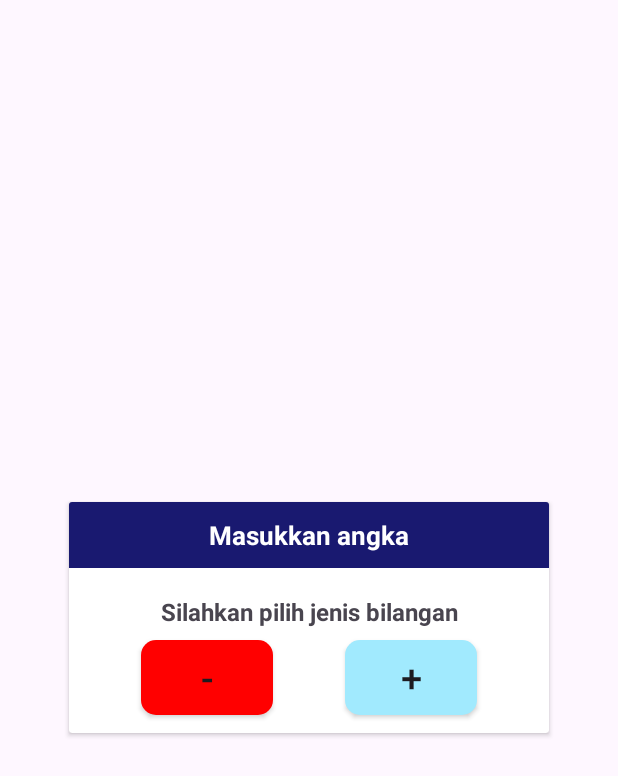
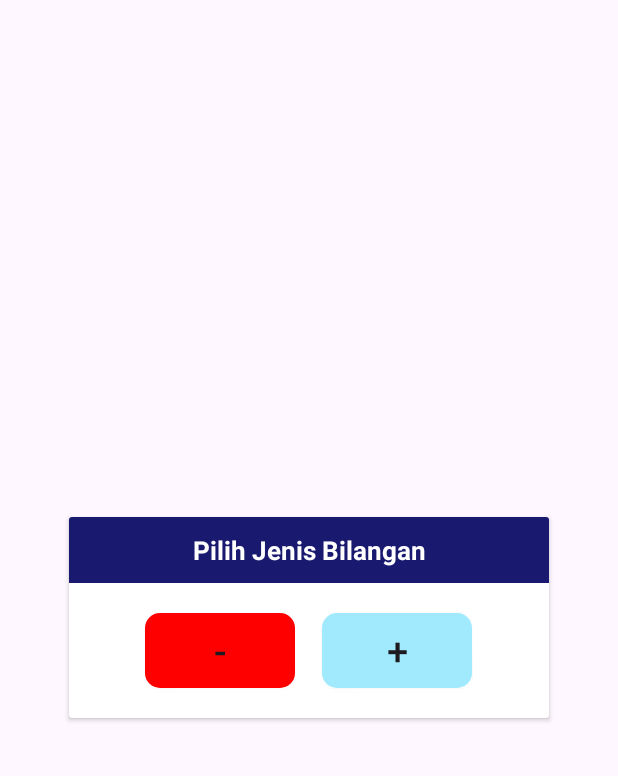
Before and after one commit to Boy-Brahmanda03/LearningApps, an Android app: the layout choose_layout.xml on its own in the app's theme, with its tools: preview values and no code run, on a phone screen of 412 x 824 dp. Shown: the top 776 px of the screen. Run offline under Robolectric (Android 15) with nearby library versions, the phone set to English and light mode, and no system bars.

Commit message:
Update alert dialog design & edit string.xml value

```diff
--- a/app/src/main/res/layout/choose_layout.xml
+++ b/app/src/main/res/layout/choose_layout.xml
@@ -1,6 +1,7 @@
 <?xml version="1.0" encoding="utf-8"?>
 <androidx.cardview.widget.CardView xmlns:android="http://schemas.android.com/apk/res/android"
     xmlns:app="http://schemas.android.com/apk/res-auto"
+    xmlns:tools="http://schemas.android.com/tools"
     android:id="@+id/layoutDialog"
     android:layout_width="320dp"
     android:layout_height="wrap_content"
@@ -17,7 +18,7 @@
             android:layout_height="match_parent"
             android:background="@color/blue"
             android:padding="10dp"
-            android:text="@string/masukkan_angka"
+            android:text="@string/silahkan_masukan_jenis_angka"
             android:textAlignment="center"
             android:textColor="@color/white"
             android:textSize="17sp"
@@ -25,46 +26,38 @@
             app:layout_constraintEnd_toEndOf="parent"
             app:layout_constraintTop_toTopOf="parent" />
 
-        <TextView
-            android:id="@+id/textMessage"
-            android:layout_width="match_parent"
-            android:layout_height="match_parent"
-            android:layout_marginTop="18dp"
-            android:layout_marginBottom="40dp"
-            android:paddingBottom="30dp"
-            android:text="@string/silahkan_masukan_jenis_angka"
-            android:textAlignment="center"
-            android:textSize="16sp"
-            android:textStyle="bold"
-            app:layout_constraintBottom_toBottomOf="parent"
-            app:layout_constraintStart_toStartOf="parent"
-            app:layout_constraintTop_toBottomOf="@id/textTitle" />
 
         <androidx.appcompat.widget.AppCompatButton
             android:id="@+id/btn_plus"
-            android:layout_width="0dp"
+            android:layout_width="100dp"
             android:layout_height="50dp"
-            android:layout_marginEnd="48dp"
-            android:layout_marginBottom="12sp"
+            android:layout_marginVertical="20dp"
+            android:layout_marginTop="20dp"
+            android:layout_marginEnd="34dp"
             android:background="@drawable/button_style"
             android:backgroundTint="@color/bluesky"
             android:text="@string/numberPlus"
             android:textSize="25sp"
             app:layout_constraintBottom_toBottomOf="parent"
-            app:layout_constraintEnd_toEndOf="@+id/textMessage" />
+            app:layout_constraintEnd_toEndOf="parent"
+            app:layout_constraintStart_toEndOf="@+id/btn_minus"
+            app:layout_constraintTop_toBottomOf="@+id/textTitle" />
 
         <androidx.appcompat.widget.AppCompatButton
             android:id="@+id/btn_minus"
-            android:layout_width="0dp"
+            android:layout_width="100dp"
             android:layout_height="50dp"
-            android:layout_marginStart="48dp"
-            android:layout_marginBottom="12sp"
             android:background="@drawable/button_style"
             android:backgroundTint="@color/red"
             android:text="@string/numberMinus"
             android:textSize="25sp"
-            app:layout_constraintBottom_toBottomOf="parent"
-            app:layout_constraintStart_toStartOf="@+id/textMessage" />
+            app:layout_constraintBottom_toBottomOf="@+id/btn_plus"
+            app:layout_constraintEnd_toEndOf="parent"
+            app:layout_constraintHorizontal_bias="0.231"
+            app:layout_constraintStart_toStartOf="parent"
+            app:layout_constraintTop_toTopOf="@+id/btn_plus"
+            app:layout_constraintVertical_bias="0.0" />
+
     </androidx.constraintlayout.widget.ConstraintLayout>
 
 
--- a/app/src/main/res/values/strings.xml
+++ b/app/src/main/res/values/strings.xml
@@ -21,7 +21,7 @@
     <string name="final_result">xy</string>
     <string name="cals">x +/- y =</string>
     <string name="result_of">Hasil dari</string>
-    <string name="silahkan_masukan_jenis_angka">Silahkan pilih jenis bilangan</string>
+    <string name="silahkan_masukan_jenis_angka">Pilih Jenis Bilangan</string>
     <string name="numberPlus">+</string>
     <string name="numberMinus">-</string>
     <string name="reset">reset</string>
```
